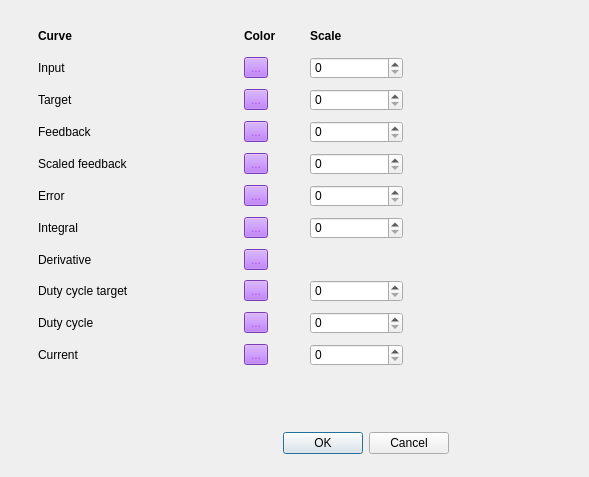
Old version of the form jrk/jrkplotsettingsdialog.ui in the repository poes-weather/Sensor-Benchmark.
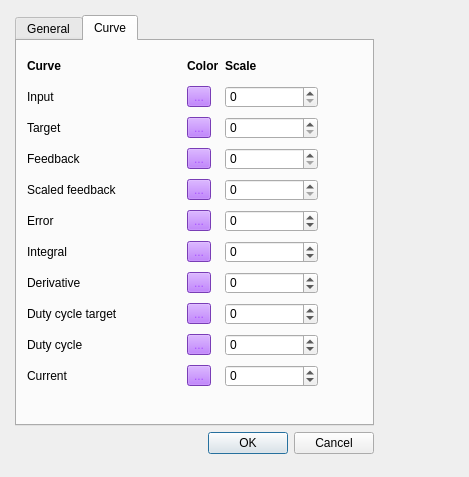
New version of the form. The open tabs and pages were chosen to show the change.

Patch:
```diff
--- a/jrk/jrkplotsettingsdialog.ui
+++ b/jrk/jrkplotsettingsdialog.ui
@@ -6,7 +6,7 @@
    <rect>
     <x>0</x>
     <y>0</y>
-    <width>589</width>
+    <width>469</width>
     <height>477</height>
    </rect>
   </property>
@@ -19,29 +19,106 @@
 background-color: rgb(170, 85, 255);
 }</string>
   </property>
-  <widget class="QDialogButtonBox" name="buttonBox">
+  <widget class="QWidget" name="">
    <property name="geometry">
     <rect>
-     <x>80</x>
-     <y>430</y>
+     <x>10</x>
+     <y>10</y>
      <width>369</width>
-     <height>27</height>
+     <height>449</height>
     </rect>
    </property>
-   <property name="orientation">
-    <enum>Qt::Horizontal</enum>
-   </property>
-   <property name="standardButtons">
-    <set>QDialogButtonBox::Cancel|QDialogButtonBox::Ok</set>
-   </property>
-  </widget>
+   <layout class="QGridLayout" name="mainLayout">
+    <property name="margin">
+     <number>5</number>
+    </property>
+    <item row="0" column="0">
+     <widget class="QTabWidget" name="tabWidget">
+      <property name="minimumSize">
+       <size>
+        <width>359</width>
+        <height>400</height>
+       </size>
+      </property>
+      <property name="currentIndex">
+       <number>0</number>
+      </property>
+      <widget class="QWidget" name="tab">
+       <attribute name="title">
+        <string>General</string>
+       </attribute>
   <widget class="QWidget" name="">
    <property name="geometry">
     <rect>
      <x>10</x>
-     <y>20</y>
-     <width>421</width>
-     <height>351</height>
+          <y>10</y>
+          <width>191</width>
+          <height>56</height>
+         </rect>
+        </property>
+        <layout class="QGridLayout" name="gridLayout_2">
+         <item row="0" column="0">
+          <widget class="QLabel" name="label_14">
+           <property name="text">
+            <string>History</string>
+           </property>
+          </widget>
+         </item>
+         <item row="0" column="1">
+          <widget class="QSpinBox" name="historySb">
+           <property name="minimum">
+            <number>1</number>
+           </property>
+           <property name="maximum">
+            <number>30</number>
+           </property>
+          </widget>
+         </item>
+         <item row="0" column="2">
+          <widget class="QLabel" name="label_15">
+           <property name="text">
+            <string>sec</string>
+           </property>
+          </widget>
+         </item>
+         <item row="1" column="0">
+          <widget class="QLabel" name="label_16">
+           <property name="text">
+            <string>Interval</string>
+           </property>
+          </widget>
+         </item>
+         <item row="1" column="1">
+          <widget class="QSpinBox" name="intervalSb">
+           <property name="minimum">
+            <number>25</number>
+           </property>
+           <property name="maximum">
+            <number>5000</number>
+           </property>
+          </widget>
+         </item>
+         <item row="1" column="2">
+          <widget class="QLabel" name="label_17">
+           <property name="text">
+            <string>msec</string>
+           </property>
+          </widget>
+         </item>
+        </layout>
+       </widget>
+      </widget>
+      <widget class="QWidget" name="tab_2">
+       <attribute name="title">
+        <string>Curve</string>
+       </attribute>
+       <widget class="QWidget" name="layoutWidget">
+        <property name="geometry">
+         <rect>
+          <x>10</x>
+          <y>10</y>
+          <width>291</width>
+          <height>341</height>
     </rect>
    </property>
    <layout class="QGridLayout" name="gridLayout">
@@ -174,6 +251,9 @@
     </item>
     <item row="1" column="2">
      <widget class="QSpinBox" name="inputSb">
+           <property name="minimum">
+            <number>0</number>
+           </property>
       <property name="maximum">
        <number>4095</number>
       </property>
@@ -250,28 +330,109 @@
      </widget>
     </item>
     <item row="2" column="2">
-     <widget class="QSpinBox" name="targetSb"/>
+          <widget class="QSpinBox" name="targetSb">
+           <property name="minimum">
+            <number>0</number>
+           </property>
+           <property name="maximum">
+            <number>4095</number>
+           </property>
+          </widget>
     </item>
     <item row="3" column="2">
-     <widget class="QSpinBox" name="feedbackSb"/>
+          <widget class="QSpinBox" name="feedbackSb">
+           <property name="minimum">
+            <number>0</number>
+           </property>
+           <property name="maximum">
+            <number>4095</number>
+           </property>
+          </widget>
     </item>
     <item row="4" column="2">
-     <widget class="QSpinBox" name="scaledfeedbackSb"/>
+          <widget class="QSpinBox" name="scaledfeedbackSb">
+           <property name="minimum">
+            <number>0</number>
+           </property>
+           <property name="maximum">
+            <number>4095</number>
+           </property>
+          </widget>
     </item>
     <item row="5" column="2">
-     <widget class="QSpinBox" name="errorSb"/>
+          <widget class="QSpinBox" name="errorSb">
+           <property name="minimum">
+            <number>-100</number>
+           </property>
+           <property name="maximum">
+            <number>100</number>
+           </property>
+          </widget>
     </item>
     <item row="6" column="2">
-     <widget class="QSpinBox" name="integralSb"/>
+          <widget class="QSpinBox" name="integralSb">
+           <property name="minimum">
+            <number>-1000</number>
+           </property>
+           <property name="maximum">
+            <number>1000</number>
+           </property>
+          </widget>
     </item>
     <item row="8" column="2">
-     <widget class="QSpinBox" name="dutycycletargetSb"/>
+          <widget class="QSpinBox" name="dutycycletargetSb">
+           <property name="minimum">
+            <number>-600</number>
+           </property>
+           <property name="maximum">
+            <number>600</number>
+           </property>
+          </widget>
     </item>
     <item row="9" column="2">
-     <widget class="QSpinBox" name="dutycycleSb"/>
+          <widget class="QSpinBox" name="dutycycleSb">
+           <property name="minimum">
+            <number>-600</number>
+           </property>
+           <property name="maximum">
+            <number>600</number>
+           </property>
+          </widget>
     </item>
     <item row="10" column="2">
-     <widget class="QSpinBox" name="currentSb"/>
+          <widget class="QSpinBox" name="currentSb">
+           <property name="minimum">
+            <number>-5000</number>
+           </property>
+           <property name="maximum">
+            <number>5000</number>
+           </property>
+          </widget>
+         </item>
+         <item row="7" column="2">
+          <widget class="QSpinBox" name="derivativeSb">
+           <property name="minimum">
+            <number>-100</number>
+           </property>
+           <property name="maximum">
+            <number>100</number>
+           </property>
+          </widget>
+         </item>
+        </layout>
+       </widget>
+      </widget>
+     </widget>
+    </item>
+    <item row="1" column="0">
+     <widget class="QDialogButtonBox" name="buttonBox">
+      <property name="orientation">
+       <enum>Qt::Horizontal</enum>
+      </property>
+      <property name="standardButtons">
+       <set>QDialogButtonBox::Cancel|QDialogButtonBox::Ok</set>
+      </property>
+     </widget>
     </item>
    </layout>
   </widget>
```
Left out of the diff: 2 changed lines with no effect on the pictures. Lines whose indentation alone changed are shown as unchanged.
